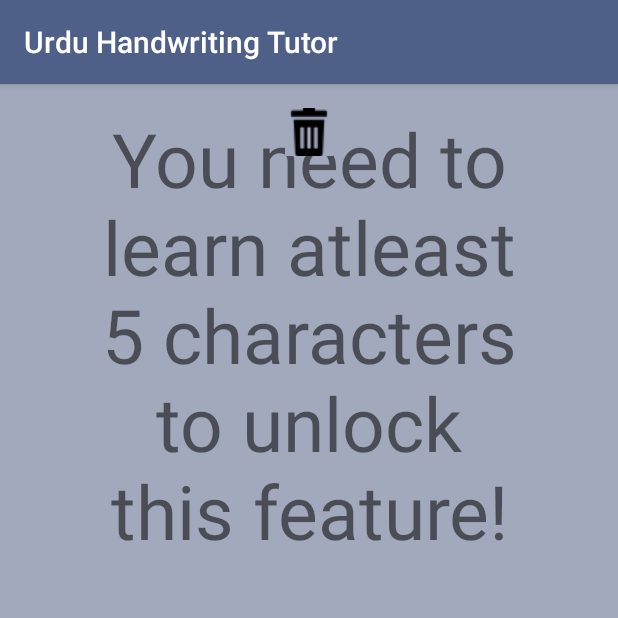
After one commit to rida0910/Urdu-Handwriting-Tutor-for-Unguided-Writing, an Android app: the QuizActivity screen opened directly, with no data from a screen before it, on a phone screen of 412 x 824 dp, the top half of it. The commit adds this screen. Run offline under Robolectric (Android 15) with nearby library versions, the phone set to English and light mode, and no system bars; Roboto replaces fonts that are not available here; 2 statements that could not run were skipped.

Commit message:
Working on Quiz module

```diff
--- a/UrduHandwritingTutor/app/src/main/AndroidManifest.xml
+++ b/UrduHandwritingTutor/app/src/main/AndroidManifest.xml
@@ -9,7 +9,8 @@
         android:roundIcon="@mipmap/ic_launcher_round"
         android:supportsRtl="true"
         android:theme="@style/AppTheme">
-        <activity android:name=".FeedbackActivity"></activity>
+        <activity android:name=".QuizActivity"></activity>
+        <activity android:name=".FeedbackActivity" />
         <activity android:name=".TestActivity" />
         <activity android:name=".PracticeActivity" />
         <activity
--- /dev/null
+++ b/UrduHandwritingTutor/app/src/main/java/com/example/urduhandwritingtutor/QuizActivity.java
@@ -0,0 +1,69 @@
+package com.example.urduhandwritingtutor;
+
+import android.os.Bundle;
+import android.view.View;
+import android.widget.Button;
+import android.widget.TextView;
+
+import androidx.appcompat.app.AppCompatActivity;
+
+import java.util.ArrayList;
+import java.util.HashSet;
+import java.util.List;
+import java.util.Random;
+
+public class QuizActivity extends AppCompatActivity {
+
+    CanvasView canvasView;
+    MyDbHandler db;
+    TextView charText;
+    Button nextBtn;
+    String character;
+    List<String> characters;
+    int i;
+    @Override
+    protected void onCreate(Bundle savedInstanceState) {
+        super.onCreate(savedInstanceState);
+        setContentView(R.layout.activity_quiz);
+        canvasView = (CanvasView)findViewById(R.id.canvas);
+        db = new MyDbHandler(this, "UrduHandwritingTutor.db", null, 1);
+        charText = findViewById(R.id.chartext);
+        nextBtn = findViewById(R.id.evaluate);
+
+        evaluation_class evaluations = db.getEvaluations();
+        HashSet<String> charactersSet = new HashSet<>(evaluations.Characters);
+        if (charactersSet.size() < 5)
+        {
+            charText.setText("You need to learn atleast 5 characters to unlock this feature!");
+            nextBtn.setVisibility(View.GONE);
+        }
+        else
+        {
+            characters = new ArrayList<>(charactersSet);
+            Random rand = new Random();
+            character = characters.get(rand.nextInt(characters.size()));
+            charText.setText("Write " + character);
+            characters.remove(character);
+            i = 2;
+        }
+    }
+
+    public void next(View view)
+    {
+
+        i++;
+        Random rand = new Random();
+        character = characters.get(rand.nextInt(characters.size()));
+        charText.setText("Write " + character);
+        characters.remove(character);
+        if (i == 4)
+        {
+            nextBtn.setText("Done");
+        }
+    }
+
+    public void clearCanvas(View view)
+    {
+        canvasView.clearCanvas();
+    }
+}
--- /dev/null
+++ b/UrduHandwritingTutor/app/src/main/res/layout/activity_quiz.xml
@@ -0,0 +1,72 @@
+<?xml version="1.0" encoding="utf-8"?>
+<RelativeLayout
+    xmlns:android="http://schemas.android.com/apk/res/android"
+    xmlns:app="http://schemas.android.com/apk/res-auto"
+    xmlns:tools="http://schemas.android.com/tools"
+    android:layout_width="match_parent"
+    android:layout_height="match_parent"
+    tools:context=".QuizActivity"
+    android:background="#a2a9bc"
+    android:orientation="vertical">
+
+    <TextView
+        android:id="@+id/chartext"
+        android:layout_width="match_parent"
+        android:layout_height="wrap_content"
+        android:layout_marginLeft="64dp"
+        android:layout_marginRight="64dp"
+        android:layout_marginTop="16dp"
+        android:layout_marginBottom="16dp"
+        android:text="Quiz"
+        android:textAlignment="center"
+        android:textSize="50sp"
+        android:layout_centerHorizontal="true" />
+
+    <com.example.urduhandwritingtutor.CanvasView
+        android:id="@+id/canvas"
+        android:layout_width="match_parent"
+        android:layout_height="wrap_content"
+        android:layout_marginRight="32dp"
+        android:layout_marginLeft="32dp"
+        android:background="@drawable/boardcropped"
+        android:layout_above="@id/line1"
+        android:layout_below="@id/chartext"/>
+
+    <LinearLayout
+        android:id="@+id/line1"
+        android:layout_width="wrap_content"
+        android:layout_height="wrap_content"
+        android:layout_above="@id/evaluate"
+        android:orientation="horizontal"
+        android:layout_centerHorizontal="true">
+
+        <ImageButton
+            android:id="@+id/clearbtn"
+            android:layout_width="wrap_content"
+            android:layout_height="wrap_content"
+            android:layout_above="@id/start_test"
+            android:layout_margin="16dp"
+            android:src="@drawable/rubbishbin"
+            android:adjustViewBounds="true"
+            android:background="#a2a9bc"
+            android:onClick="clearCanvas"/>
+
+
+    </LinearLayout>
+
+    <Button
+        android:id="@+id/evaluate"
+        android:layout_width="match_parent"
+        android:layout_height="wrap_content"
+        android:text="Next"
+        android:layout_centerHorizontal="true"
+        android:background="@drawable/greencolorrounded_button"
+        android:padding="12dp"
+        android:layout_marginRight="100dp"
+        android:layout_marginLeft="100dp"
+        android:layout_marginBottom="32dp"
+        android:layout_alignParentBottom="true"
+        android:layout_alignParentRight="true"
+        android:textSize="18sp"
+        android:onClick="next"/>
+</RelativeLayout>
```
Also changed, not shown: UrduHandwritingTutor/app/src/main/java/com/example/urduhandwritingtutor/MyDbHandler.java (+28 -0 lines), UrduHandwritingTutor/app/src/main/java/com/example/urduhandwritingtutor/PracticeActivity.java (+11 -25 lines), UrduHandwritingTutor/app/src/main/java/com/example/urduhandwritingtutor/TestActivity.java (+114 -23 lines), UrduHandwritingTutor/app/src/main/java/com/example/urduhandwritingtutor/ui/home/HomeFragment.java (+0 -11 lines), UrduHandwritingTutor/app/src/main/java/com/example/urduhandwritingtutor/ui/home/HomeViewModel.java (deleted, +0 -19 lines), UrduHandwritingTutor/app/src/main/java/com/example/urduhandwritingtutor/ui/send/SendFragment.java (deleted, +0 -35 lines), UrduHandwritingTutor/app/src/main/java/com/example/urduhandwritingtutor/ui/send/SendViewModel.java (deleted, +0 -19 lines), UrduHandwritingTutor/app/src/main/java/com/example/urduhandwritingtutor/ui/share/ShareFragment.java (deleted, +0 -35 lines), UrduHandwritingTutor/app/src/main/java/com/example/urduhandwritingtutor/ui/share/ShareViewModel.java (deleted, +0 -19 lines), UrduHandwritingTutor/app/src/main/res/layout/fragment_evaluations.xml (+0 -12 lines), UrduHandwritingTutor/app/src/main/res/navigation/mobile_navigation.xml (+4 -3 lines), UrduHandwritingTutor/app/src/main/res/drawable/boardcopy.png, UrduHandwritingTutor/app/src/main/res/drawable/boardcropped.png (added), 1 other file.
